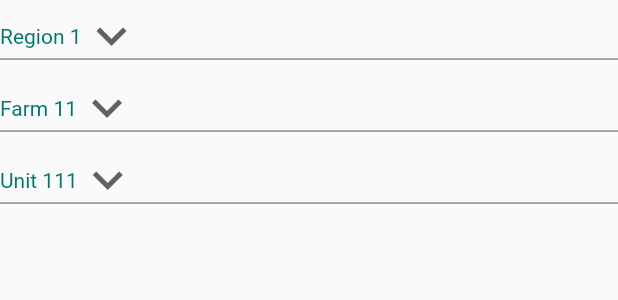
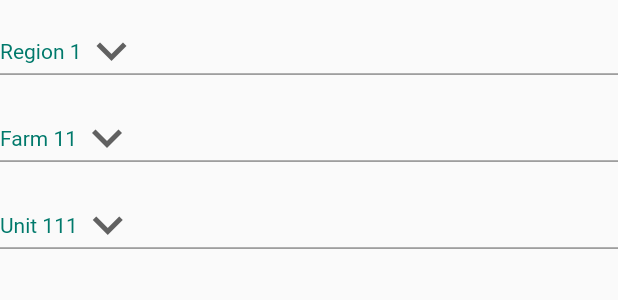
Before and after one commit to Bram-Putra/farm_app, a Flutter app: the GroupCategoryDropdown widget shown alone on an empty page, opened directly, on a phone screen of 412 x 824 dp. Shown: the top 300 px of the screen. Run offline on Flutter 3.47's test engine with Material 2 defaults, Android fonts, the light colour scheme and no system bars; our stand-ins replace convex_bottom_bar, flutter_slidable, rflutter_alert; accounts and stored records are empty.

Commit message:
Adjusted spaces for LivestockTypeDropdown and GroupCategoryDropdown
Added a SizedBox between two widgets; the DropdownButton and the widget after.

```diff
--- a/lib/widget/cage_detail_widget.dart
+++ b/lib/widget/cage_detail_widget.dart
@@ -114,6 +114,9 @@ class _CageDetailState extends State<CageDetail> {
               decoration: InputDecoration(labelText: 'Notes'),
               controller: tc10,
             ),
+            SizedBox(
+              height: 20.0,
+            ),
             LivestockTypeDropdown(),
             TextFormField(
               decoration: InputDecoration(labelText: 'Deleted'),
--- a/lib/widget/group_category_dropdown_widget.dart
+++ b/lib/widget/group_category_dropdown_widget.dart
@@ -36,6 +36,7 @@ class _GroupCategoryDropdownState extends State<GroupCategoryDropdown> {
   Widget build(BuildContext context) {
     return Column(
       children: <Widget>[
+        SizedBox(height: 10),
         Row(
           children: <Widget>[
             Expanded(
@@ -64,6 +65,7 @@ class _GroupCategoryDropdownState extends State<GroupCategoryDropdown> {
             ),
           ],
         ),
+        SizedBox(height: 10),
         Row(
           children: <Widget>[
             Expanded(
@@ -92,6 +94,7 @@ class _GroupCategoryDropdownState extends State<GroupCategoryDropdown> {
             ),
           ],
         ),
+        SizedBox(height: 10),
         Row(
           children: <Widget>[
             Expanded(
```
